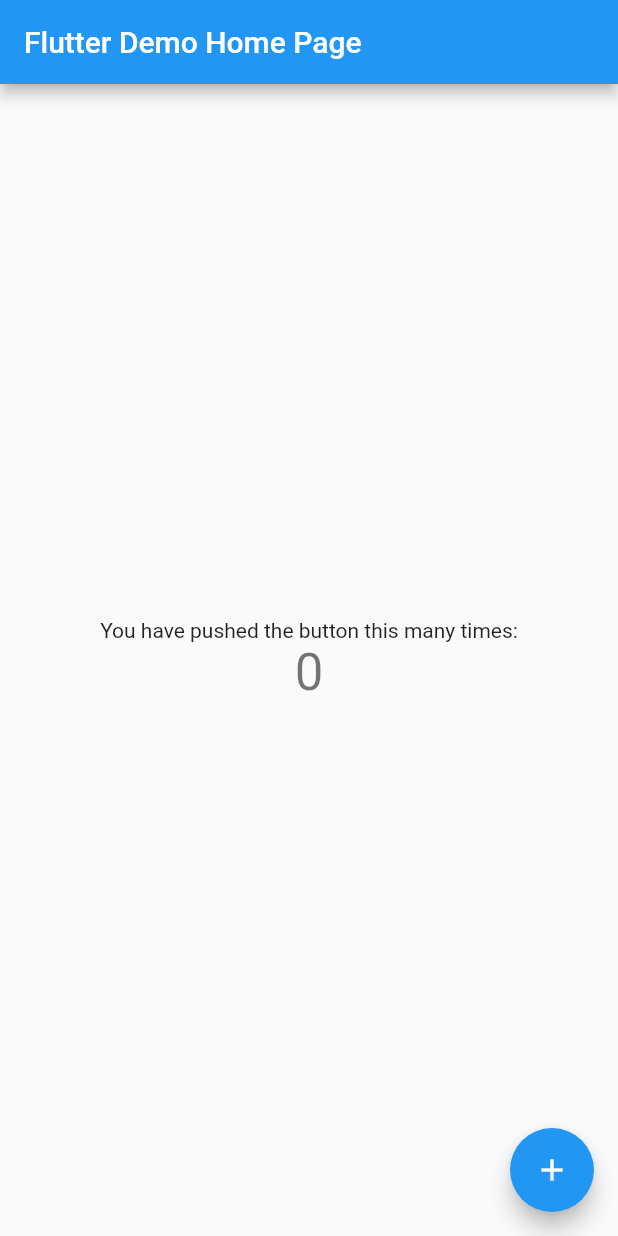
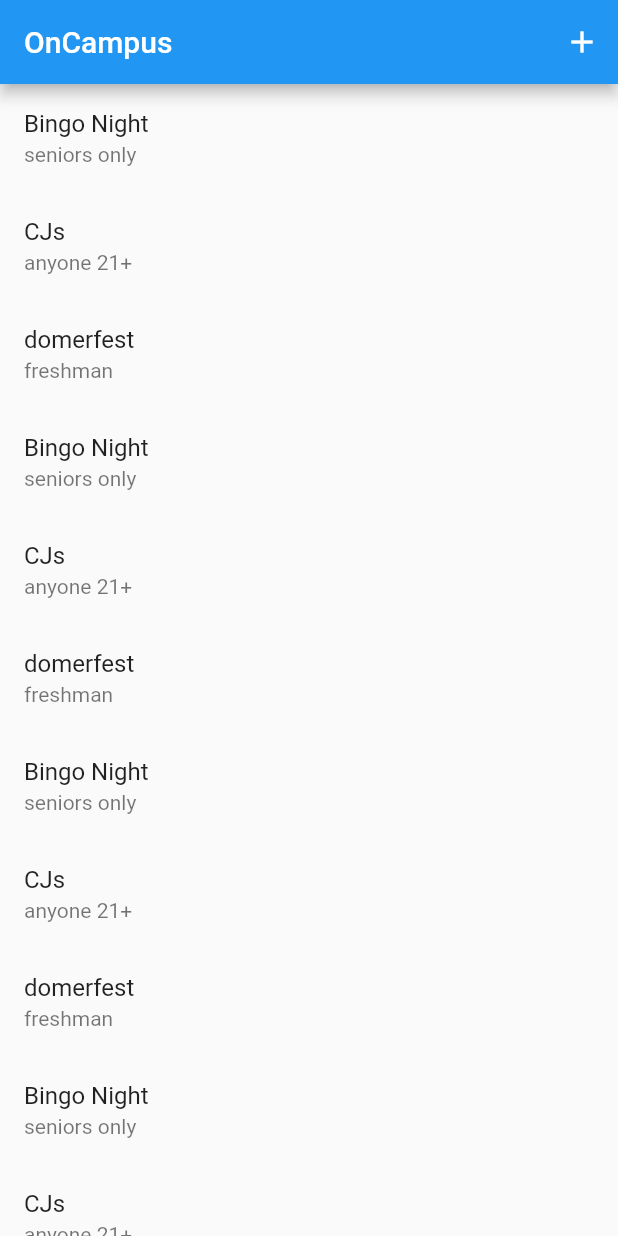
Before and after one commit to kfriday32/nd-oncampus, a Flutter app: the screen it shows after launch, on a phone screen of 412 x 824 dp. Run offline on Flutter 3.47's test engine with Material 2 defaults, Android fonts, the phone set to English and light mode, and no system bars.

Commit message:
ListView UI

```diff
--- a/flutter_ui/lib/main.dart
+++ b/flutter_ui/lib/main.dart
@@ -1,115 +1,6 @@
 import 'package:flutter/material.dart';
+import 'src/app.dart';
 
 void main() {
-  runApp(const MyApp());
+  runApp(OnCampus());
 }
-
-class MyApp extends StatelessWidget {
-  const MyApp({super.key});
-
-  // This widget is the root of your application.
-  @override
-  Widget build(BuildContext context) {
-    return MaterialApp(
-      title: 'Flutter Demo',
-      theme: ThemeData(
-        // This is the theme of your application.
-        //
-        // Try running your application with "flutter run". You'll see the
-        // application has a blue toolbar. Then, without quitting the app, try
-        // changing the primarySwatch below to Colors.green and then invoke
-        // "hot reload" (press "r" in the console where you ran "flutter run",
-        // or simply save your changes to "hot reload" in a Flutter IDE).
-        // Notice that the counter didn't reset back to zero; the application
-        // is not restarted.
-        primarySwatch: Colors.blue,
-      ),
-      home: const MyHomePage(title: 'Flutter Demo Home Page'),
-    );
-  }
-}
-
-class MyHomePage extends StatefulWidget {
-  const MyHomePage({super.key, required this.title});
-
-  // This widget is the home page of your application. It is stateful, meaning
-  // that it has a State object (defined below) that contains fields that affect
-  // how it looks.
-
-  // This class is the configuration for the state. It holds the values (in this
-  // case the title) provided by the parent (in this case the App widget) and
-  // used by the build method of the State. Fields in a Widget subclass are
-  // always marked "final".
-
-  final String title;
-
-  @override
-  State<MyHomePage> createState() => _MyHomePageState();
-}
-
-class _MyHomePageState extends State<MyHomePage> {
-  int _counter = 0;
-
-  void _incrementCounter() {
-    setState(() {
-      // This call to setState tells the Flutter framework that something has
-      // changed in this State, which causes it to rerun the build method below
-      // so that the display can reflect the updated values. If we changed
-      // _counter without calling setState(), then the build method would not be
-      // called again, and so nothing would appear to happen.
-      _counter++;
-    });
-  }
-
-  @override
-  Widget build(BuildContext context) {
-    // This method is rerun every time setState is called, for instance as done
-    // by the _incrementCounter method above.
-    //
-    // The Flutter framework has been optimized to make rerunning build methods
-    // fast, so that you can just rebuild anything that needs updating rather
-    // than having to individually change instances of widgets.
-    return Scaffold(
-      appBar: AppBar(
-        // Here we take the value from the MyHomePage object that was created by
-        // the App.build method, and use it to set our appbar title.
-        title: Text(widget.title),
-      ),
-      body: Center(
-        // Center is a layout widget. It takes a single child and positions it
-        // in the middle of the parent.
-        child: Column(
-          // Column is also a layout widget. It takes a list of children and
-          // arranges them vertically. By default, it sizes itself to fit its
-          // children horizontally, and tries to be as tall as its parent.
-          //
-          // Invoke "debug painting" (press "p" in the console, choose the
-          // "Toggle Debug Paint" action from the Flutter Inspector in Android
-          // Studio, or the "Toggle Debug Paint" command in Visual Studio Code)
-          // to see the wireframe for each widget.
-          //
-          // Column has various properties to control how it sizes itself and
-          // how it positions its children. Here we use mainAxisAlignment to
-          // center the children vertically; the main axis here is the vertical
-          // axis because Columns are vertical (the cross axis would be
-          // horizontal).
-          mainAxisAlignment: MainAxisAlignment.center,
-          children: <Widget>[
-            const Text(
-              'You have pushed the button this many times:',
-            ),
-            Text(
-              '$_counter',
-              style: Theme.of(context).textTheme.headlineMedium,
-            ),
-          ],
-        ),
-      ),
-      floatingActionButton: FloatingActionButton(
-        onPressed: _incrementCounter,
-        tooltip: 'Increment',
-        child: const Icon(Icons.add),
-      ), // This trailing comma makes auto-formatting nicer for build methods.
-    );
-  }
-}
--- /dev/null
+++ b/flutter_ui/lib/src/app.dart
@@ -0,0 +1,22 @@
+import 'package:flutter/material.dart';
+import 'navigation.dart';
+import 'home_page.dart';
+
+class OnCampus extends StatelessWidget {
+  OnCampus({super.key});
+
+  final AppNavigator navigator = AppNavigator();
+
+  @override
+  Widget build(BuildContext context) {
+    return MaterialApp(
+      title: 'Flutter Navigator Example',
+      navigatorKey: navigator.navigatorKey,
+      routes: {
+        '/': (BuildContext context) => HomePage(navigator: navigator),
+      },
+    );
+  }
+}
+
+class OnCampusState extends ChangeNotifier {}
--- /dev/null
+++ b/flutter_ui/lib/src/home_page.dart
@@ -0,0 +1,54 @@
+import 'package:flutter/material.dart';
+import 'navigation.dart';
+
+class HomePage extends StatelessWidget {
+  final AppNavigator navigator;
+  static const eventData = [
+    {'title': 'Bingo Night', 'who': 'seniors only'},
+    {'title': 'CJs', 'who': 'anyone 21+'},
+    {'title': 'domerfest', 'who': 'freshman'},
+    {'title': 'Bingo Night', 'who': 'seniors only'},
+    {'title': 'CJs', 'who': 'anyone 21+'},
+    {'title': 'domerfest', 'who': 'freshman'},
+    {'title': 'Bingo Night', 'who': 'seniors only'},
+    {'title': 'CJs', 'who': 'anyone 21+'},
+    {'title': 'domerfest', 'who': 'freshman'},
+    {'title': 'Bingo Night', 'who': 'seniors only'},
+    {'title': 'CJs', 'who': 'anyone 21+'},
+    {'title': 'domerfest', 'who': 'freshman'},
+    {'title': 'Bingo Night', 'who': 'seniors only'},
+    {'title': 'CJs', 'who': 'anyone 21+'},
+    {'title': 'domerfest', 'who': 'freshman'},
+    {'title': 'Bingo Night', 'who': 'seniors only'},
+    {'title': 'CJs', 'who': 'anyone 21+'},
+    {'title': 'domerfest', 'who': 'freshman'},
+    {'title': 'Bingo Night', 'who': 'seniors only'},
+    {'title': 'CJs', 'who': 'anyone 21+'},
+    {'title': 'domerfest', 'who': 'freshman'},
+  ];
+
+  const HomePage({Key? key, required this.navigator}) : super(key: key);
+
+  @override
+  Widget build(BuildContext context) {
+    return Scaffold(
+      appBar: AppBar(title: const Text('OnCampus'), actions: <Widget>[
+        IconButton(
+          icon: const Icon(Icons.add),
+          onPressed: () {},
+        ),
+      ]),
+      body: ListView.builder(
+        itemCount: eventData.length,
+        itemBuilder: (BuildContext context, int index) {
+          final eventTitle = eventData[index]['title']!;
+          final eventGuests = eventData[index]['who']!;
+          return ListTile(
+            title: Text(eventTitle),
+            subtitle: Text(eventGuests),
+          );
+        },
+      ),
+    );
+  }
+}
--- /dev/null
+++ b/flutter_ui/lib/src/navigation.dart
@@ -0,0 +1,13 @@
+import 'package:flutter/material.dart';
+
+class AppNavigator {
+  final GlobalKey<NavigatorState> navigatorKey = GlobalKey<NavigatorState>();
+
+  Future<dynamic> navigateTo(String routeName) {
+    return navigatorKey.currentState!.pushNamed(routeName);
+  }
+
+  void goBack() {
+    return navigatorKey.currentState!.pop();
+  }
+}
```
Also changed, not shown: 1 other file.
